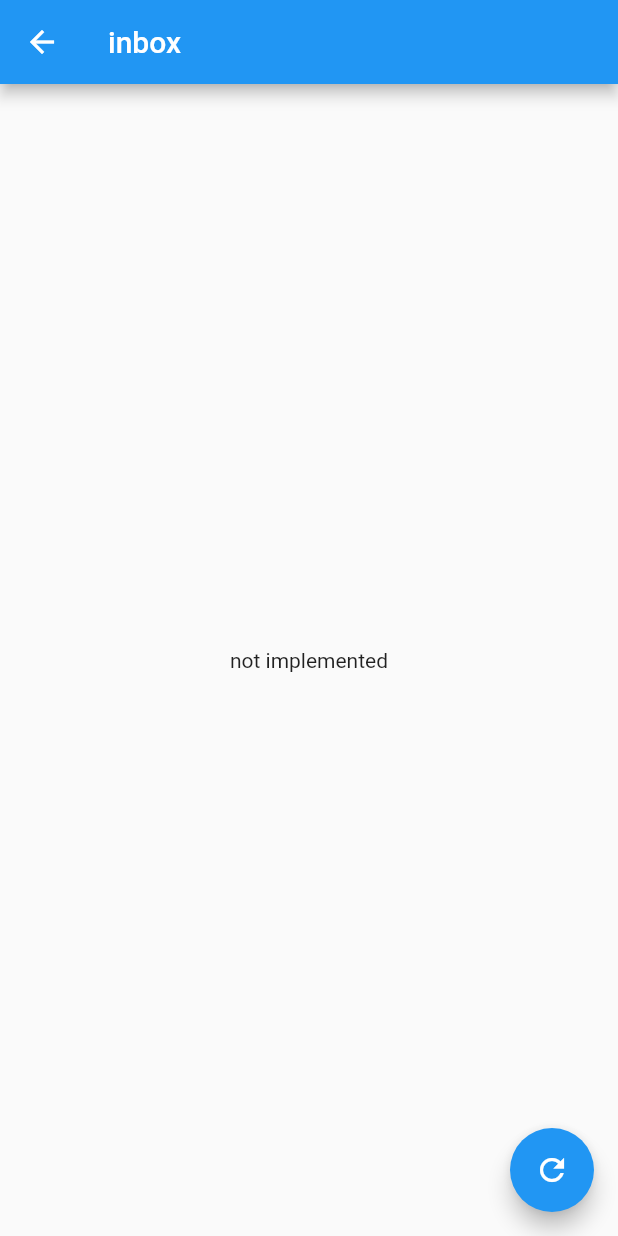
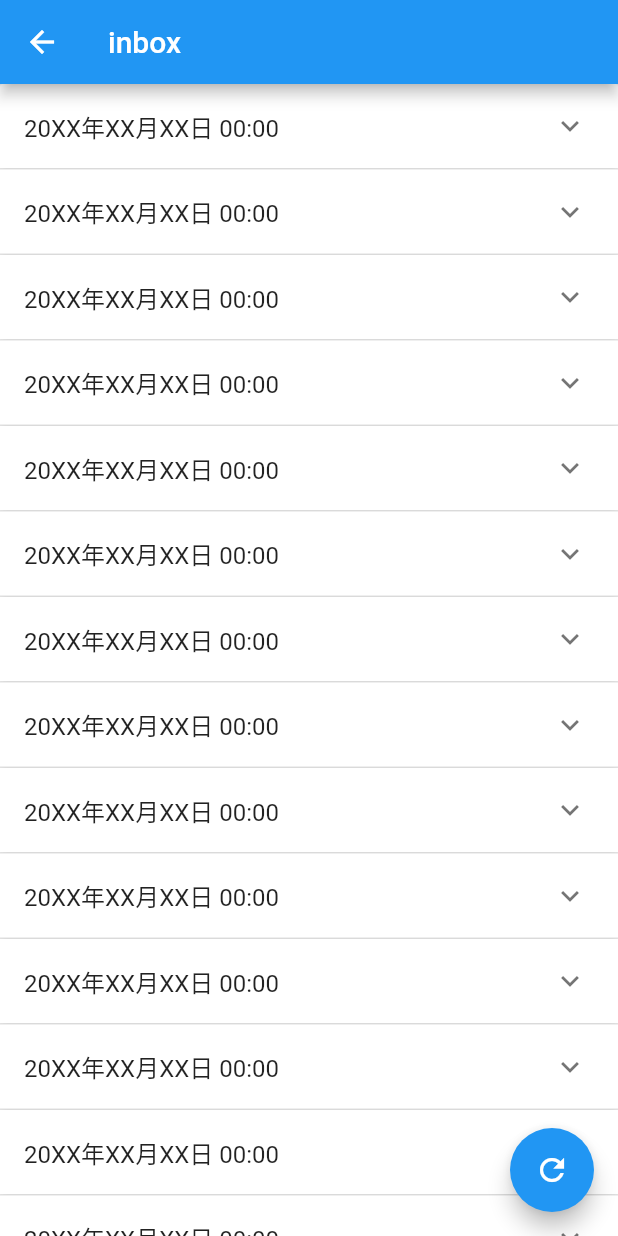
Before and after one commit to gdgd-server-admin/moca, a Flutter app: the InboxPage screen opened by its route, on a phone screen of 412 x 824 dp. Run offline on Flutter 3.47's test engine with Material 2 defaults, Android fonts, the phone set to English and light mode, and no system bars.

Commit message:
#2 展開できるリストの画面を作成
残：しいたけ回避

```diff
--- a/lib/page/inbox.dart
+++ b/lib/page/inbox.dart
@@ -1,14 +1,23 @@
 import 'package:flutter/material.dart';
+import 'package:moca/model/beacon.dart';
 
-class InboxPage extends StatefulWidget{
+class InboxPage extends StatefulWidget {
   @override
   _InboxPageState createState() => _InboxPageState();
-
 }
 
-class _InboxPageState extends State<InboxPage>{
+class _InboxPageState extends State<InboxPage> {
+  void _refreshView() {}
+  List<ReceivedBeacon> _data;
 
-  void _refreshView() {}
+  @override
+  void initState() {
+    super.initState();
+
+    setState(() {
+      _data = generateItems(20);
+    });
+  }
 
   @override
   Widget build(BuildContext context) {
@@ -16,8 +25,10 @@ class _InboxPageState extends State<InboxPage>{
       appBar: AppBar(
         title: Text("inbox"),
       ),
-      body: Center(
-        child: Text("not implemented"),
+      body: SingleChildScrollView(
+        child: Container(
+          child: _buildPanel(),
+        ),
       ),
       floatingActionButton: FloatingActionButton(
         onPressed: _refreshView,
@@ -27,4 +38,61 @@ class _InboxPageState extends State<InboxPage>{
     );
   }
 
+  // リストを作成
+  List<ReceivedBeacon> generateItems(int numberOfItems) {
+    return List.generate(numberOfItems, (int index) {
+      return ReceivedBeacon();
+    });
+  }
+
+  Widget _buildPanel() {
+    return ExpansionPanelList(
+      expansionCallback: (int index, bool isExpanded) {
+        setState(() {
+          _data[index].isExpanded = !isExpanded;
+        });
+      },
+      children: _data.map<ExpansionPanel>((ReceivedBeacon item) {
+        return ExpansionPanel(
+          headerBuilder: (BuildContext context, bool isExpanded) {
+            return ListTile(
+              title: Text("20XX年XX月XX日 00:00"),
+                onTap: () {
+                  setState(() {
+                    item.isExpanded = !item.isExpanded;
+                  });
+                }
+            );
+          },
+          body: Padding(
+            child: Column(
+              mainAxisAlignment: MainAxisAlignment.start,
+              mainAxisSize: MainAxisSize.max,
+              crossAxisAlignment: CrossAxisAlignment.stretch,
+              children: [
+                Text("質問１　×"),
+                Text("質問２　〇"),
+                Text("質問３　〇"),
+                Text("質問４　×"),
+                Text("質問５　〇"),
+                Text("質問６　×"),
+                Text("質問７　×"),
+                Text("質問８　×"),
+                Text("質問９　×"),
+                Text("質問１０　×"),
+                Text("質問１１　×"),
+                Text("質問１２　×"),
+                Text("質問１３　×"),
+                Text("質問１４　×"),
+                Text("質問１５　×"),
+                Text("質問１６　×"),
+              ],
+            ),
+            padding: const EdgeInsets.all(10.0),
+          ),
+          isExpanded: item.isExpanded,
+        );
+      }).toList(),
+    );
+  }
 }
```
